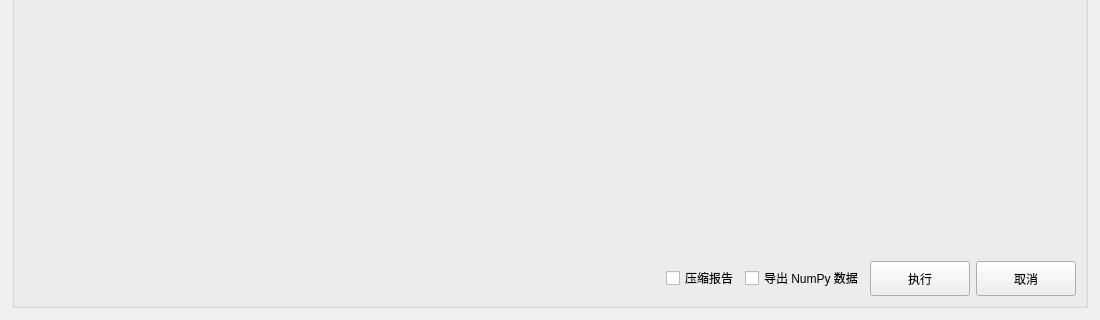
Above: Qt/Resources/UI/igMeshCodecDialog.ui from hu-shuhan/editOpeniGame before the change; both pictures show x 0 to 1100 and y 380 to 700 of the 1100 by 700 pixel window. Below: the same form after it.
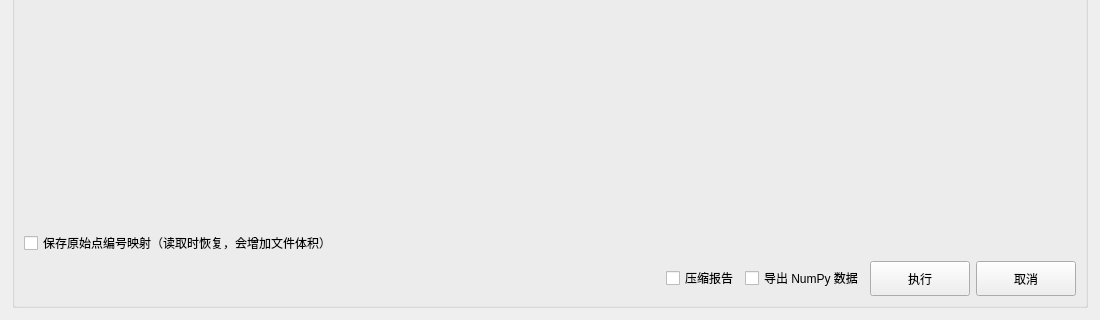
That is the form after the change.

Commit message: 完善压缩点编号还原与NumPy导出，修复HDF5查找

```diff
--- a/Qt/Resources/UI/igMeshCodecDialog.ui
+++ b/Qt/Resources/UI/igMeshCodecDialog.ui
@@ -303,6 +303,19 @@
            </widget>
           </widget>
          </item>
+         <item>
+          <widget class="QCheckBox" name="checkbox_savePointOrder">
+           <property name="toolTip">
+            <string>在压缩文件内保存点编号映射，读取时自动恢复原始点顺序、点属性和拓扑索引。会增加文件体积；不恢复单元编号。需使用支持此选项的新版程序读取。</string>
+           </property>
+           <property name="text">
+            <string>保存原始点编号映射（读取时恢复，会增加文件体积）</string>
+           </property>
+           <property name="checked">
+            <bool>false</bool>
+           </property>
+          </widget>
+         </item>
          <item>
           <layout class="QHBoxLayout" name="horizontalLayout_bottom">
            <item>
```
The commit also changes 7 other files.
